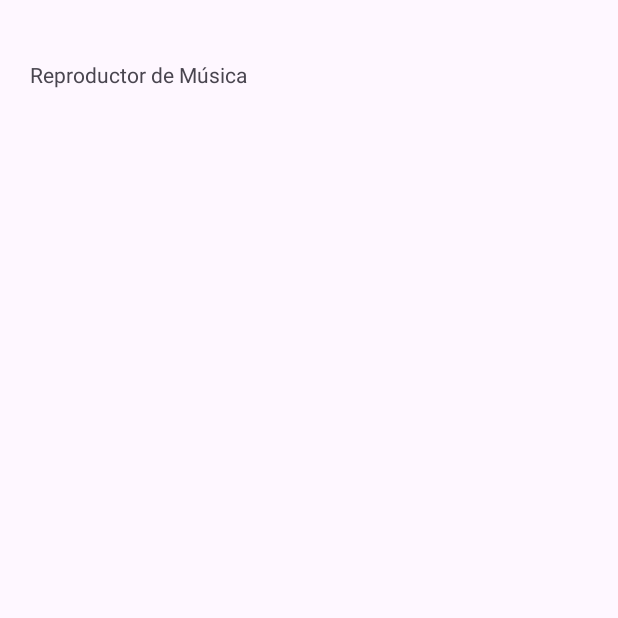
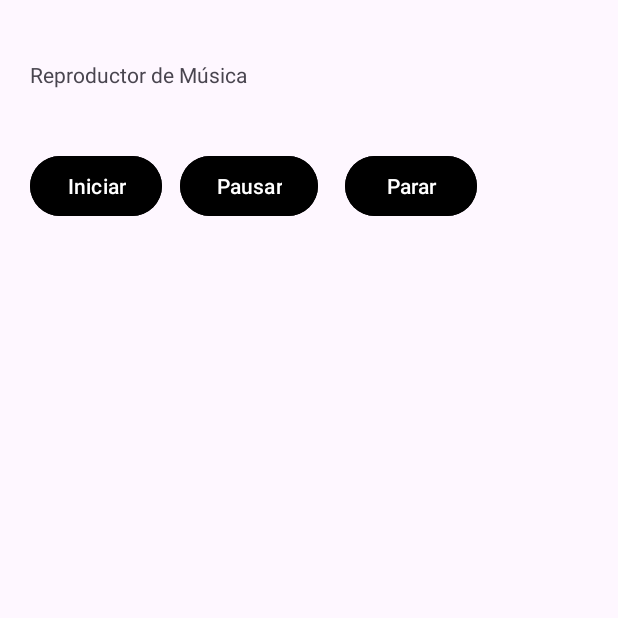
Before and after one commit to Alexis2025X/PrograII-Semi-2025, an Android app: the screen it shows after launch (MainActivity), on a phone screen of 412 x 824 dp, the top half of it. Before the commit the part shown is almost empty. Run offline under Robolectric (Android 15) with nearby library versions, the phone set to English and light mode, and no system bars.

Commit message:
Se agrego los botones de iniciar, pausar y detener

```diff
--- a/app/src/main/java/com/alexis/miprimeraplicacion/MainActivity.java
+++ b/app/src/main/java/com/alexis/miprimeraplicacion/MainActivity.java
@@ -28,17 +28,50 @@ import androidx.core.view.WindowInsetsCompat;
 
 public class MainActivity extends AppCompatActivity {
     TextView tempVal;
-
+    Button btn;
+    MediaPlayer mediaPlayer;
     @Override
     protected void onCreate(Bundle savedInstanceState) {
         super.onCreate(savedInstanceState);
         setContentView(R.layout.activity_main);
         tempVal = findViewById(R.id.lblReproductorMusica);
-        reproductorMusica();
+        reproductorMusca();
+        btn = findViewById(R.id.btnIniciar);
+        btn.setOnClickListener(new View.OnClickListener() {
+            @Override
+            public void onClick(View v) {
+                iniciar();
+            }
+        });
+        btn = findViewById(R.id.btnPausar);
+        btn.setOnClickListener(new View.OnClickListener() {
+            @Override
+            public void onClick(View v) {
+                pausar();
+            }
+        });
+        btn = findViewById(R.id.btnParar);
+        btn.setOnClickListener(new View.OnClickListener() {
+            @Override
+            public void onClick(View v) {
+                detener();
+            }
+        });
     }
-    //Pone en pa
-    void reproductorMusica(){
-        MediaPlayer mediaPlayer = MediaPlayer.create(this, R.raw.Chemical);
+    void reproductorMusca(){
+        mediaPlayer = MediaPlayer.create(this, R.raw.audio);
+    }
+    void iniciar(){
         mediaPlayer.start();
+        tempVal.setText("Reproduciendo...");
+    }
+    void pausar(){
+        mediaPlayer.pause();
+        tempVal.setText("Pausado...");
+    }
+    void detener(){
+        mediaPlayer.stop();
+        tempVal.setText("Detenido...");
+        reproductorMusca();
     }
 }
--- a/app/src/main/res/layout/activity_main.xml
+++ b/app/src/main/res/layout/activity_main.xml
@@ -15,6 +15,28 @@
         android:layout_width="wrap_content"
         android:layout_height="wrap_content"/>
 
-
-
+    <Button
+        android:id="@+id/btnIniciar"
+        android:text="Iniciar"
+        android:backgroundTint="@color/black"
+        android:layout_marginTop="100dp"
+        android:layout_marginLeft="20dp"
+        android:layout_width="wrap_content"
+        android:layout_height="wrap_content"/>
+    <Button
+        android:id="@+id/btnPausar"
+        android:text="Pausar"
+        android:backgroundTint="@color/black"
+        android:layout_marginTop="100dp"
+        android:layout_marginLeft="120dp"
+        android:layout_width="wrap_content"
+        android:layout_height="wrap_content"/>
+    <Button
+        android:id="@+id/btnParar"
+        android:text="Parar"
+        android:backgroundTint="@color/black"
+        android:layout_marginTop="100dp"
+        android:layout_marginLeft="230dp"
+        android:layout_width="wrap_content"
+        android:layout_height="wrap_content"/>
 </RelativeLayout>
```
Also changed, not shown: 2 other files.
